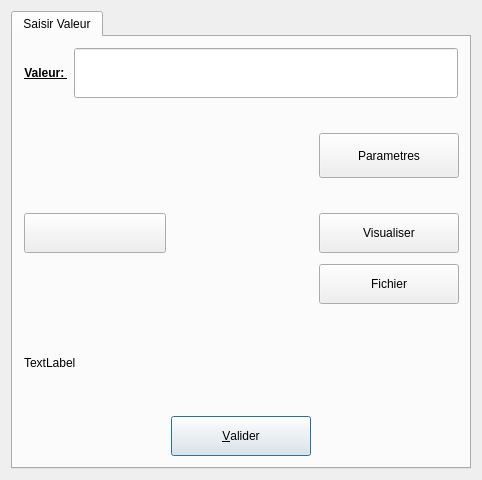
This is UiQT4/desUniqueBase.ui in SalomePlatform/eficas_tools as Qt 5 draws it before an edit. The edited form follows.
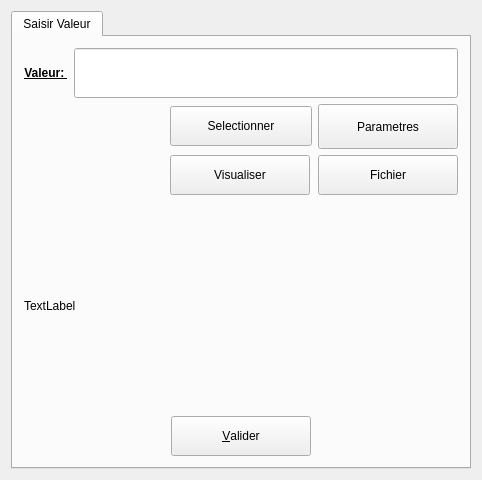
This is the edited form. Icons and pictures are not drawn.

Diff of the .ui file:
```diff
--- a/UiQT4/desUniqueBase.ui
+++ b/UiQT4/desUniqueBase.ui
@@ -25,9 +25,9 @@
       <attribute name="title" >
        <string>Saisir Valeur</string>
       </attribute>
-      <layout class="QGridLayout" name="gridLayout" >
-       <item row="0" column="0" colspan="4" >
-        <layout class="QHBoxLayout" name="horizontalLayout" >
+      <layout class="QGridLayout" name="gridLayout_2">
+       <item row="0" column="0">
+        <layout class="QHBoxLayout" name="horizontalLayout">
          <item>
           <widget class="QLabel" name="textLabel2" >
            <property name="text" >
@@ -50,23 +50,42 @@
          </item>
         </layout>
        </item>
-       <item row="1" column="2" >
-        <spacer name="verticalSpacer" >
-         <property name="orientation" >
-          <enum>Qt::Vertical</enum>
-         </property>
-         <property name="sizeHint" stdset="0" >
+       <item row="1" column="0">
+        <layout class="QGridLayout" name="gridLayout">
+         <item row="0" column="0">
+          <spacer name="horizontalSpacer_3">
+           <property name="orientation">
+            <enum>Qt::Horizontal</enum>
+           </property>
+           <property name="sizeHint" stdset="0">
           <size>
-           <width>137</width>
-           <height>43</height>
+             <width>293</width>
+             <height>20</height>
           </size>
          </property>
         </spacer>
        </item>
-       <item rowspan="2" row="1" column="3" >
-        <widget class="QPushButton" name="bParametres" >
-         <property name="sizePolicy" >
-          <sizepolicy vsizetype="Fixed" hsizetype="Fixed" >
+         <item row="0" column="1">
+          <widget class="QPushButton" name="BSalome">
+           <property name="minimumSize">
+            <size>
+             <width>142</width>
+             <height>40</height>
+            </size>
+           </property>
+           <property name="text">
+            <string>Selectionner</string>
+           </property>
+           <property name="icon">
+            <iconset>
+             <normaloff>image240.png</normaloff>image240.png</iconset>
+           </property>
+          </widget>
+         </item>
+         <item row="0" column="2">
+          <widget class="QPushButton" name="bParametres">
+           <property name="sizePolicy">
+            <sizepolicy hsizetype="Fixed" vsizetype="Fixed">
            <horstretch>0</horstretch>
            <verstretch>0</verstretch>
           </sizepolicy>
@@ -82,42 +101,12 @@
          </property>
         </widget>
        </item>
-       <item row="2" column="0" colspan="3" >
-        <spacer name="horizontalSpacer_3" >
-         <property name="orientation" >
+         <item row="1" column="0">
+          <spacer name="horizontalSpacer_5">
+           <property name="orientation">
           <enum>Qt::Horizontal</enum>
          </property>
-         <property name="sizeHint" stdset="0" >
-          <size>
-           <width>293</width>
-           <height>20</height>
-          </size>
-         </property>
-        </spacer>
-       </item>
-       <item row="3" column="0" >
-        <widget class="QPushButton" name="BSalome" >
-         <property name="minimumSize" >
-          <size>
-           <width>142</width>
-           <height>40</height>
-          </size>
-         </property>
-         <property name="text" >
-          <string/>
-         </property>
-         <property name="icon" >
-          <iconset>
-           <normaloff>image240.png</normaloff>image240.png</iconset>
-         </property>
-        </widget>
-       </item>
-       <item row="3" column="1" >
-        <spacer name="horizontalSpacer_5" >
-         <property name="orientation" >
-          <enum>Qt::Horizontal</enum>
-         </property>
-         <property name="sizeHint" stdset="0" >
+           <property name="sizeHint" stdset="0">
           <size>
            <width>138</width>
            <height>20</height>
@@ -125,26 +114,10 @@
          </property>
         </spacer>
        </item>
-       <item rowspan="2" row="3" column="2" >
-        <spacer name="spacer4" >
-         <property name="orientation" >
-          <enum>Qt::Vertical</enum>
-         </property>
-         <property name="sizeType" >
-          <enum>QSizePolicy::Expanding</enum>
-         </property>
-         <property name="sizeHint" stdset="0" >
-          <size>
-           <width>137</width>
-           <height>77</height>
-          </size>
-         </property>
-        </spacer>
-       </item>
-       <item row="3" column="3" >
-        <widget class="QPushButton" name="BView2D" >
-         <property name="sizePolicy" >
-          <sizepolicy vsizetype="Fixed" hsizetype="Fixed" >
+         <item row="1" column="1">
+          <widget class="QPushButton" name="BView2D">
+           <property name="sizePolicy">
+            <sizepolicy hsizetype="Fixed" vsizetype="Fixed">
            <horstretch>0</horstretch>
            <verstretch>0</verstretch>
           </sizepolicy>
@@ -160,10 +133,10 @@
          </property>
         </widget>
        </item>
-       <item rowspan="2" row="4" column="3" >
-        <widget class="QPushButton" name="BFichier" >
-         <property name="sizePolicy" >
-          <sizepolicy vsizetype="Fixed" hsizetype="Fixed" >
+         <item row="1" column="2">
+          <widget class="QPushButton" name="BFichier">
+           <property name="sizePolicy">
+            <sizepolicy hsizetype="Fixed" vsizetype="Fixed">
            <horstretch>0</horstretch>
            <verstretch>0</verstretch>
           </sizepolicy>
@@ -183,61 +156,20 @@
          </property>
         </widget>
        </item>
-       <item row="5" column="0" colspan="3" >
-        <spacer name="horizontalSpacer_4" >
-         <property name="orientation" >
-          <enum>Qt::Horizontal</enum>
-         </property>
-         <property name="sizeHint" stdset="0" >
-          <size>
-           <width>293</width>
-           <height>20</height>
-          </size>
-         </property>
-        </spacer>
+        </layout>
        </item>
-       <item row="6" column="0" colspan="4" >
-        <layout class="QVBoxLayout" name="verticalLayout" >
-         <item>
-          <spacer name="verticalSpacer_2" >
-           <property name="orientation" >
-            <enum>Qt::Vertical</enum>
-           </property>
-           <property name="sizeHint" stdset="0" >
-            <size>
-             <width>20</width>
-             <height>40</height>
-            </size>
-           </property>
-          </spacer>
-         </item>
-         <item>
-          <widget class="QLabel" name="Commentaire" >
-           <property name="text" >
+       <item row="2" column="0">
+        <widget class="QLabel" name="Commentaire">
+         <property name="text">
             <string>TextLabel</string>
            </property>
           </widget>
          </item>
+       <item row="3" column="0">
+        <layout class="QHBoxLayout" name="horizontalLayout_2">
          <item>
-          <spacer name="verticalSpacer_3" >
-           <property name="orientation" >
-            <enum>Qt::Vertical</enum>
-           </property>
-           <property name="sizeHint" stdset="0" >
-            <size>
-             <width>20</width>
-             <height>40</height>
-            </size>
-           </property>
-          </spacer>
-         </item>
-        </layout>
-       </item>
-       <item row="7" column="0" colspan="4" >
-        <layout class="QHBoxLayout" name="horizontalLayout_2" >
-         <item>
-          <spacer name="horizontalSpacer" >
-           <property name="orientation" >
+          <spacer name="horizontalSpacer">
+           <property name="orientation">
             <enum>Qt::Horizontal</enum>
            </property>
            <property name="sizeHint" stdset="0" >
@@ -271,12 +203,6 @@
            <property name="shortcut" >
             <string>Shift+A, Alt+A, Alt+A, Alt+A</string>
            </property>
-           <property name="autoDefault" >
-            <bool>true</bool>
-           </property>
-           <property name="default" >
-            <bool>true</bool>
-           </property>
           </widget>
          </item>
          <item>
@@ -300,7 +226,7 @@
    </item>
   </layout>
  </widget>
- <layoutdefault spacing="6" margin="11" />
+ <layoutdefault spacing="6" margin="11"/>
  <tabstops>
   <tabstop>lineEditVal</tabstop>
   <tabstop>bOk</tabstop>
```
Left out of the diff: 72 changed lines with no effect on the pictures. Lines whose indentation alone changed are shown as unchanged.
